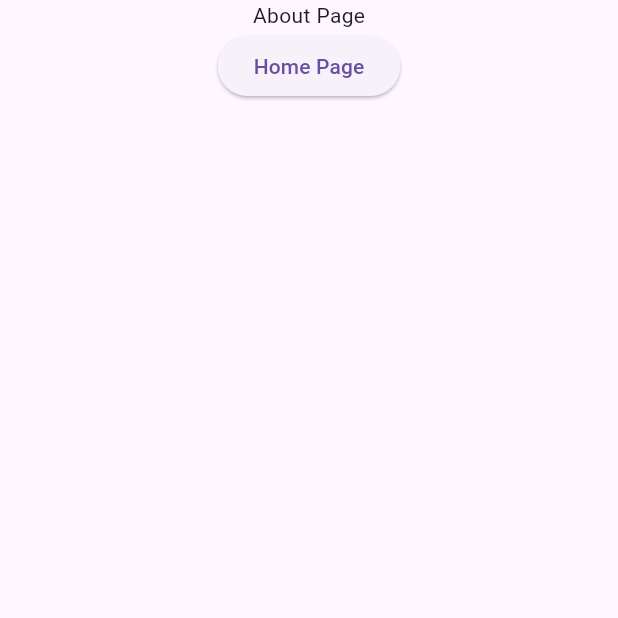
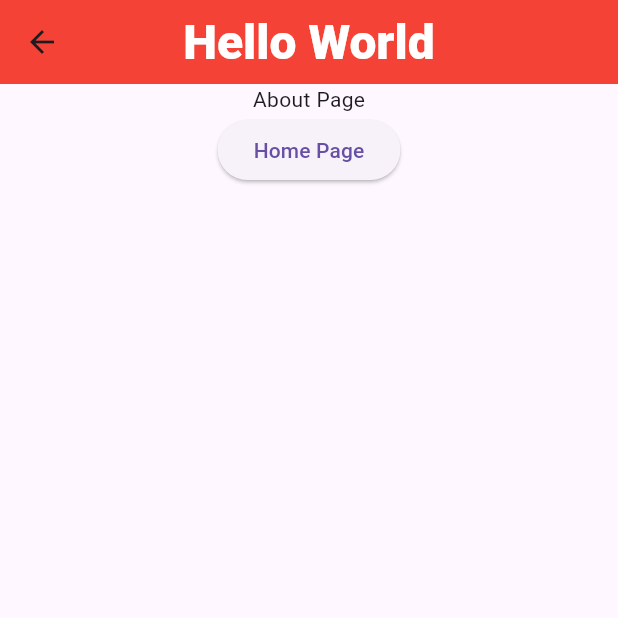
Before and after one commit to DevAidanH/flutterWork, a Flutter app: the screen it shows after launch, after a tap on "About Page", on a phone screen of 412 x 824 dp, the top half of it. Run offline on Flutter 3.47's test engine with Material 3 defaults, Android fonts, the phone set to English and light mode, and no system bars.

Commit message:
working on navigation and simple button functions

```diff
--- a/lib/pages/about.dart
+++ b/lib/pages/about.dart
@@ -2,11 +2,22 @@ import 'package:flutter/material.dart';
 import 'package:pratice/pages/home.dart';
 
 class aboutPage extends StatelessWidget {
-  const aboutPage({super.key});
+    const aboutPage({super.key});
+
 
   @override
   Widget build(BuildContext context) {
     return Scaffold(
+      appBar: AppBar(
+        title: const Text("Hello World"),
+        centerTitle: true,
+        backgroundColor: Colors.red,
+        titleTextStyle: const TextStyle(
+          color: Colors.white,
+          fontSize: 32,
+          fontWeight: FontWeight.w900,
+          ),
+      ),
       body: Align(
         alignment: Alignment.center,
         child: Column(
@@ -17,7 +28,7 @@ class aboutPage extends StatelessWidget {
                 Navigator.push(context, MaterialPageRoute(builder: (context) => const Home()));
               },
               child:  const Text("Home Page")
-            )
+            ),
           ],
         )
       ),
--- a/lib/pages/home.dart
+++ b/lib/pages/home.dart
@@ -1,5 +1,6 @@
 import 'package:flutter/material.dart';
 import 'package:pratice/pages/about.dart';
+import 'package:pratice/pages/infoPage.dart';
 
 class Home extends StatelessWidget {
   const Home({super.key});
@@ -8,7 +9,7 @@ class Home extends StatelessWidget {
   Widget build(BuildContext context) {
     return Scaffold(
       appBar: AppBar(
-        title: Text("Hello World"),
+        title: const Text("Hello World"),
         centerTitle: true,
         backgroundColor: Colors.red,
         titleTextStyle: const TextStyle(
@@ -24,9 +25,12 @@ class Home extends StatelessWidget {
             const   Text("Welcome"),
             ElevatedButton(
               onPressed: () {
-                Navigator.push(context, MaterialPageRoute(builder: (context) => const aboutPage()));
+                Navigator.push(context, MaterialPageRoute(builder: (context) =>  const aboutPage()));
               },
-              child: const Text("About Page"))
+              child: const Text("About Page")),
+            ElevatedButton(onPressed: (){
+              Navigator.push(context, MaterialPageRoute(builder: (context) => InfoPage()));
+            }, child: const Text("Info Page"))
           ],
         ),
       ),
```
Also changed, not shown: lib/pages/infoPage.dart (added, +18 -0 lines).
